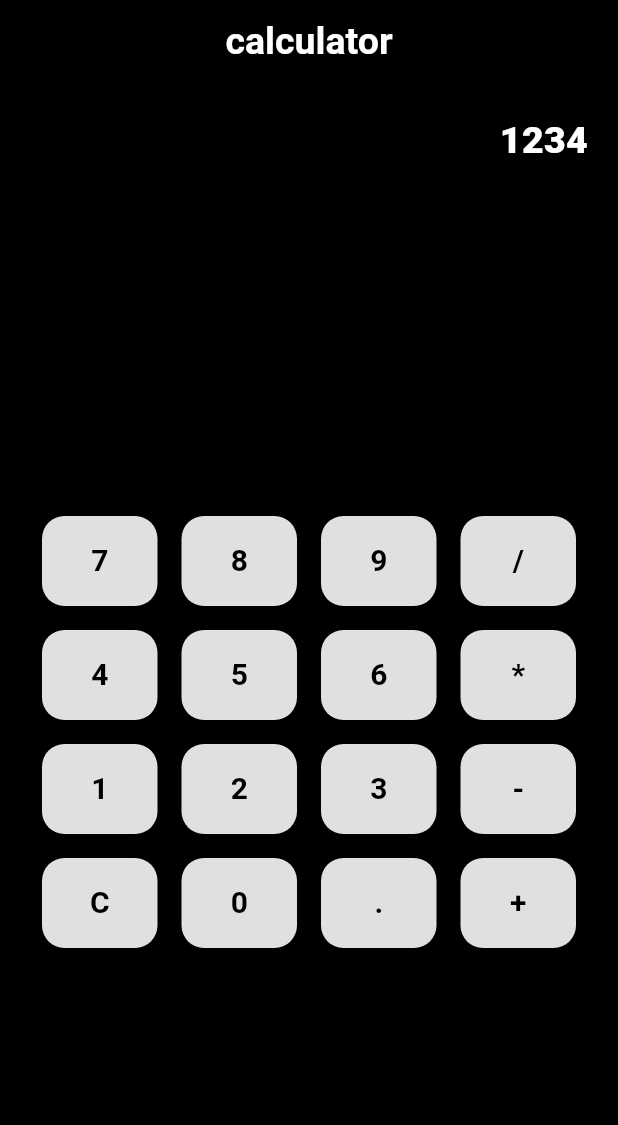
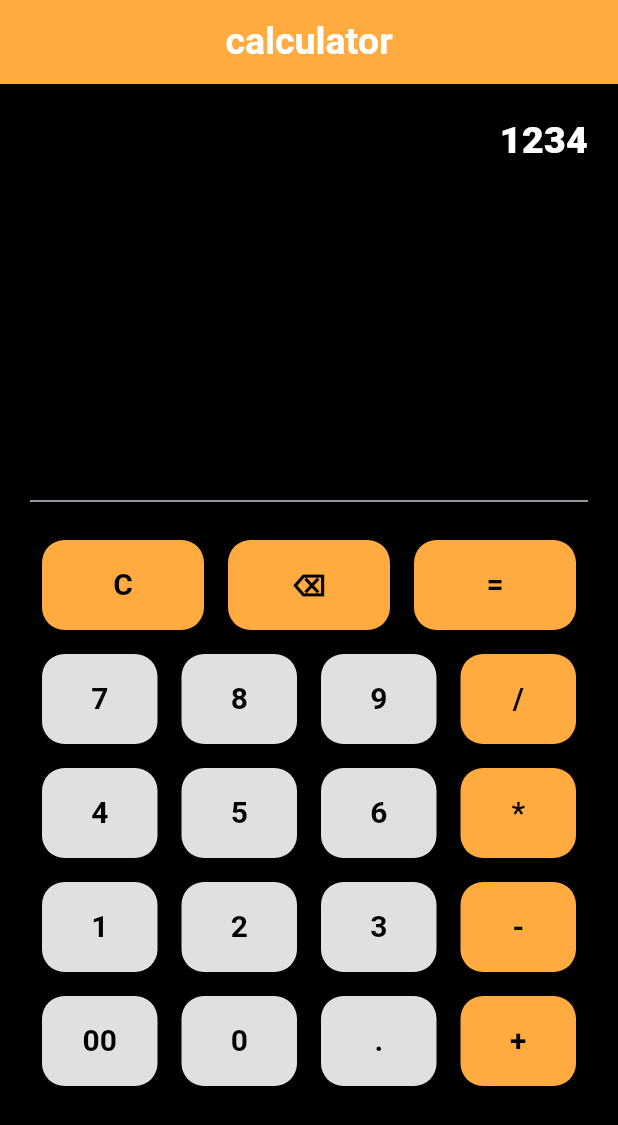
Before and after one commit to sfrabby/Practice, a Flutter app: the screen it shows after launch, on a phone screen of 412 x 824 dp. Shown: the top 1125 px of the screen. Run offline on Flutter 3.47's test engine with Material 3 defaults, Android fonts, the phone set to English and light mode, and no system bars; our stand-ins replace device_preview, responsive_grid.

Commit message:
UI update

```diff
--- a/lib/Calculator App/Ui.dart
+++ b/lib/Calculator App/Ui.dart
@@ -15,7 +15,7 @@ class _calculatorState extends State<calculator> {
     return Scaffold(
       backgroundColor: Colors.black,
       appBar: AppBar(
-        backgroundColor: Colors.black,
+        backgroundColor: Colors.orangeAccent,
         title: Text(
           "calculator",
           style: TextStyle(
@@ -44,13 +44,21 @@ class _calculatorState extends State<calculator> {
                 ),
               ),
             ),
+            Divider(),
             SizedBox(height: 10),
+            Row(
+              children: [
+                BuildButton(onClick: () {}, text: 'C', color: Colors.orangeAccent,),
+                BuildButton(onClick: () {}, text: '⌫', color: Colors.orangeAccent),
+                BuildButton(onClick: () {}, text: "=", color: Colors.orangeAccent),
+              ],
+            ),
             Row(
               children: [
                 BuildButton(onClick: () {}, text: '7'),
                 BuildButton(onClick: () {}, text: '8'),
                 BuildButton(onClick: () {}, text: '9'),
-                BuildButton(onClick: () {}, text: "/"),
+                BuildButton(onClick: () {}, text: "/", color: Colors.orangeAccent),
               ],
             ),
             Row(
@@ -58,7 +66,7 @@ class _calculatorState extends State<calculator> {
                 BuildButton(onClick: () {}, text: '4'),
                 BuildButton(onClick: () {}, text: '5'),
                 BuildButton(onClick: () {}, text: '6'),
-                BuildButton(onClick: () {}, text: "*"),
+                BuildButton(onClick: () {}, text: "*", color: Colors.orangeAccent),
               ],
             ),
             Row  (
@@ -66,15 +74,15 @@ class _calculatorState extends State<calculator> {
                 BuildButton(onClick: () {}, text: '1'),
                 BuildButton(onClick: () {}, text: '2'),
                 BuildButton(onClick: () {}, text: '3'),
-                BuildButton(onClick: () {}, text: "-"),
+                BuildButton(onClick: () {}, text: "-", color: Colors.orangeAccent),
               ],
             ),
             Row(
               children: [
-                BuildButton(onClick: () {}, text: 'C'),
+                BuildButton(onClick: () {}, text: '00'),
                 BuildButton(onClick: () {}, text: '0'),
                 BuildButton(onClick: () {}, text: '.'),
-                BuildButton(onClick: () {}, text: "+"),
+                BuildButton(onClick: () {}, text: "+", color: Colors.orangeAccent,),
               ],
             ),
           ],
--- a/lib/Calculator App/Widget/button.dart
+++ b/lib/Calculator App/Widget/button.dart
@@ -21,13 +21,13 @@ class BuildButton extends StatelessWidget {
             shape: RoundedRectangleBorder(
               borderRadius: BorderRadius.circular(15),
             ),
-            backgroundColor: Colors.grey[300],
+            backgroundColor:color?? Colors.grey[300],
           ),
           onPressed: onClick,
           child: Text(
             text,
             style: TextStyle(
-              color: color ?? Colors.black,
+              color:  Colors.black,
               fontSize: 20,
               fontWeight: FontWeight.w700,
             ),
```
